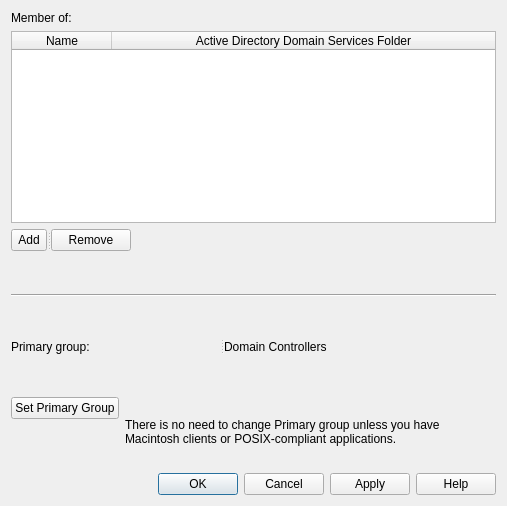
Old version of the form ui/ComputerMemberOfForm.ui in the repository Ravenwolve/gpm_screens_and_design.
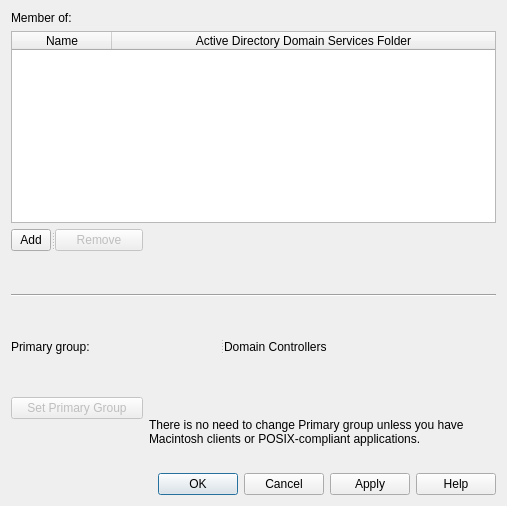
New version of the form.

Commit message: wip: add the rest of the forms for Computer entity

Patch:
```diff
--- a/ui/ComputerMemberOfForm.ui
+++ b/ui/ComputerMemberOfForm.ui
@@ -13,10 +13,8 @@
   <property name="windowTitle">
    <string>Form</string>
   </property>
-  <layout class="QGridLayout" name="gridLayout_3">
-   <item row="0" column="0">
     <layout class="QGridLayout" name="gridLayout_2">
-     <item row="0" column="0" colspan="3">
+   <item row="0" column="0" colspan="2">
       <layout class="QGridLayout" name="gridLayout">
        <item row="0" column="0">
         <widget class="QLabel" name="memberOfLabel">
@@ -26,10 +24,19 @@
         </widget>
        </item>
        <item row="1" column="0">
-        <widget class="QTableWidget" name="tableWidget">
+      <widget class="QTableWidget" name="memberOfTableWidget">
+       <property name="wordWrap">
+        <bool>true</bool>
+       </property>
          <property name="columnCount">
           <number>2</number>
          </property>
+       <attribute name="horizontalHeaderVisible">
+        <bool>true</bool>
+       </attribute>
+       <attribute name="horizontalHeaderCascadingSectionResizes">
+        <bool>false</bool>
+       </attribute>
          <attribute name="horizontalHeaderStretchLastSection">
           <bool>true</bool>
          </attribute>
@@ -47,7 +54,7 @@
        </item>
       </layout>
      </item>
-     <item row="1" column="0" colspan="2">
+   <item row="1" column="0">
       <widget class="QSplitter" name="splitter">
        <property name="orientation">
         <enum>Qt::Horizontal</enum>
@@ -58,26 +65,29 @@
         </property>
        </widget>
        <widget class="QPushButton" name="removeButton">
+      <property name="enabled">
+       <bool>false</bool>
+      </property>
         <property name="text">
          <string>Remove</string>
         </property>
        </widget>
       </widget>
      </item>
-     <item row="1" column="2">
+   <item row="1" column="1">
       <spacer name="horizontalSpacer">
        <property name="orientation">
         <enum>Qt::Horizontal</enum>
        </property>
        <property name="sizeHint" stdset="0">
         <size>
-         <width>248</width>
+       <width>347</width>
          <height>20</height>
         </size>
        </property>
       </spacer>
      </item>
-     <item row="2" column="0" colspan="3">
+   <item row="2" column="0" colspan="2">
       <spacer name="verticalSpacer">
        <property name="orientation">
         <enum>Qt::Vertical</enum>
@@ -85,19 +95,19 @@
        <property name="sizeHint" stdset="0">
         <size>
          <width>448</width>
-         <height>18</height>
+       <height>21</height>
         </size>
        </property>
       </spacer>
      </item>
-     <item row="3" column="0" colspan="3">
+   <item row="3" column="0" colspan="2">
       <widget class="Line" name="line">
        <property name="orientation">
         <enum>Qt::Horizontal</enum>
        </property>
       </widget>
      </item>
-     <item row="4" column="0" colspan="3">
+   <item row="4" column="0" colspan="2">
       <spacer name="verticalSpacer_2">
        <property name="orientation">
         <enum>Qt::Vertical</enum>
@@ -105,12 +115,12 @@
        <property name="sizeHint" stdset="0">
         <size>
          <width>448</width>
-         <height>13</height>
+       <height>20</height>
         </size>
        </property>
       </spacer>
      </item>
-     <item row="5" column="0" colspan="3">
+   <item row="5" column="0" colspan="2">
       <widget class="QSplitter" name="splitter_2">
        <property name="orientation">
         <enum>Qt::Horizontal</enum>
@@ -127,7 +137,7 @@
        </widget>
       </widget>
      </item>
-     <item row="6" column="0" colspan="3">
+   <item row="6" column="0" colspan="2">
       <spacer name="verticalSpacer_3">
        <property name="orientation">
         <enum>Qt::Vertical</enum>
@@ -135,19 +145,22 @@
        <property name="sizeHint" stdset="0">
         <size>
          <width>458</width>
-         <height>18</height>
+       <height>21</height>
         </size>
        </property>
       </spacer>
      </item>
      <item row="7" column="0">
       <widget class="QPushButton" name="setPrimaryGroupButton">
+     <property name="enabled">
+      <bool>false</bool>
+     </property>
        <property name="text">
         <string>Set Primary Group</string>
        </property>
       </widget>
      </item>
-     <item row="7" column="1" rowspan="2" colspan="2">
+   <item row="7" column="1" rowspan="2">
       <widget class="QLabel" name="setPrimaryGroupLabel">
        <property name="text">
         <string>There is no need to change Primary group unless you have Macintosh clients or POSIX-compliant applications.</string>
@@ -170,14 +183,12 @@
        </property>
       </spacer>
      </item>
-     <item row="9" column="0" colspan="3">
-      <widget class="QDialogButtonBox" name="buttonBox">
+   <item row="9" column="0" colspan="2">
+    <widget class="QDialogButtonBox" name="dialogButtonBox">
        <property name="standardButtons">
         <set>QDialogButtonBox::Apply|QDialogButtonBox::Cancel|QDialogButtonBox::Help|QDialogButtonBox::Ok</set>
        </property>
       </widget>
-     </item>
-    </layout>
    </item>
   </layout>
  </widget>
```
Lines whose indentation alone changed are shown as unchanged. The commit also changes 8 other files.
